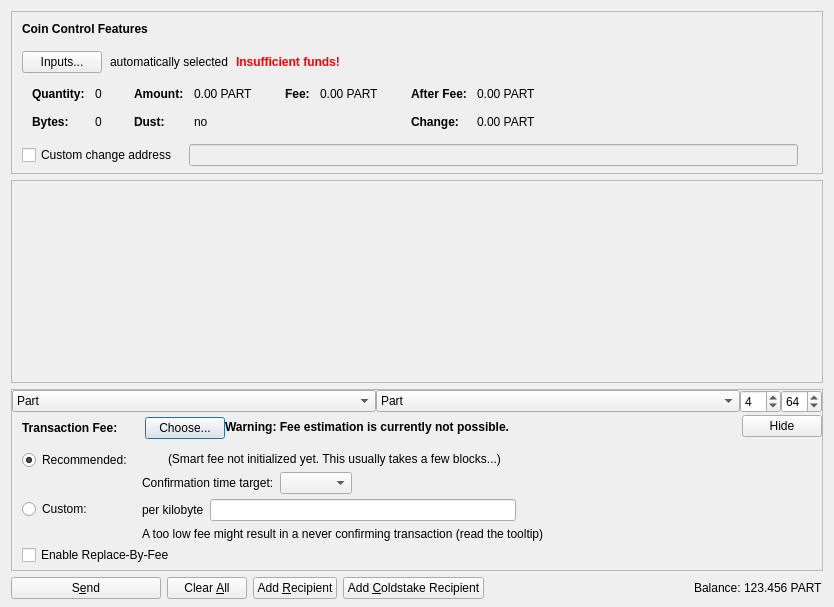
First picture: the form in src/qt/forms/sendcoinsdialog.ui, repository DarkPayCoin/darkpay-core, before the edit.
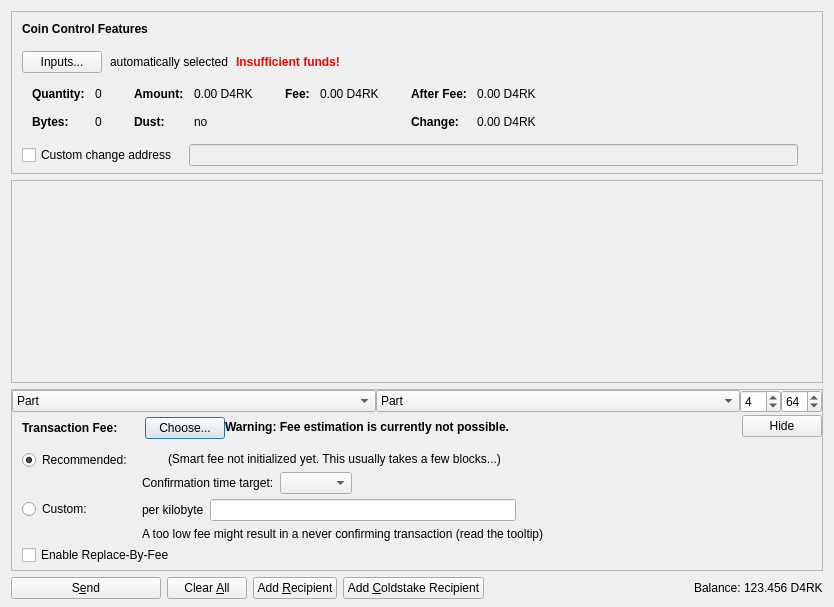
Second picture: the form after the edit. Icons and pictures are not drawn. Custom widgets are drawn as their Qt base class.

```diff
--- a/src/qt/forms/sendcoinsdialog.ui
+++ b/src/qt/forms/sendcoinsdialog.ui
@@ -324,7 +324,7 @@
                   <enum>Qt::ActionsContextMenu</enum>
                  </property>
                  <property name="text">
-                  <string notr="true">0.00 PART</string>
+                  <string notr="true">0.00 D4RK</string>
                  </property>
                  <property name="textInteractionFlags">
                   <set>Qt::LinksAccessibleByMouse|Qt::TextSelectableByKeyboard|Qt::TextSelectableByMouse</set>
@@ -404,7 +404,7 @@
                   <enum>Qt::ActionsContextMenu</enum>
                  </property>
                  <property name="text">
-                  <string notr="true">0.00 PART</string>
+                  <string notr="true">0.00 D4RK</string>
                  </property>
                  <property name="textInteractionFlags">
                   <set>Qt::LinksAccessibleByMouse|Qt::TextSelectableByKeyboard|Qt::TextSelectableByMouse</set>
@@ -455,7 +455,7 @@
                   <enum>Qt::ActionsContextMenu</enum>
                  </property>
                  <property name="text">
-                  <string notr="true">0.00 PART</string>
+                  <string notr="true">0.00 D4RK</string>
                  </property>
                  <property name="textInteractionFlags">
                   <set>Qt::LinksAccessibleByMouse|Qt::TextSelectableByKeyboard|Qt::TextSelectableByMouse</set>
@@ -484,7 +484,7 @@
                   <enum>Qt::ActionsContextMenu</enum>
                  </property>
                  <property name="text">
-                  <string notr="true">0.00 PART</string>
+                  <string notr="true">0.00 D4RK</string>
                  </property>
                  <property name="textInteractionFlags">
                   <set>Qt::LinksAccessibleByMouse|Qt::TextSelectableByKeyboard|Qt::TextSelectableByMouse</set>
@@ -1314,7 +1314,7 @@
           <cursorShape>IBeamCursor</cursorShape>
          </property>
          <property name="text">
-          <string notr="true">123.456 PART</string>
+          <string notr="true">123.456 D4RK</string>
          </property>
          <property name="textInteractionFlags">
           <set>Qt::LinksAccessibleByMouse|Qt::TextSelectableByKeyboard|Qt::TextSelectableByMouse</set>
```
